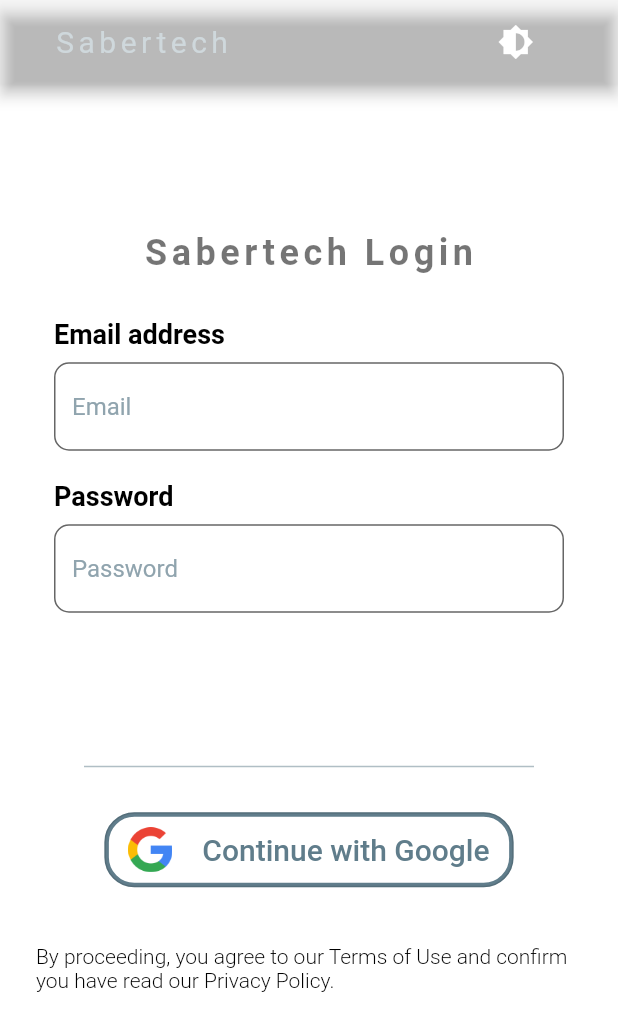
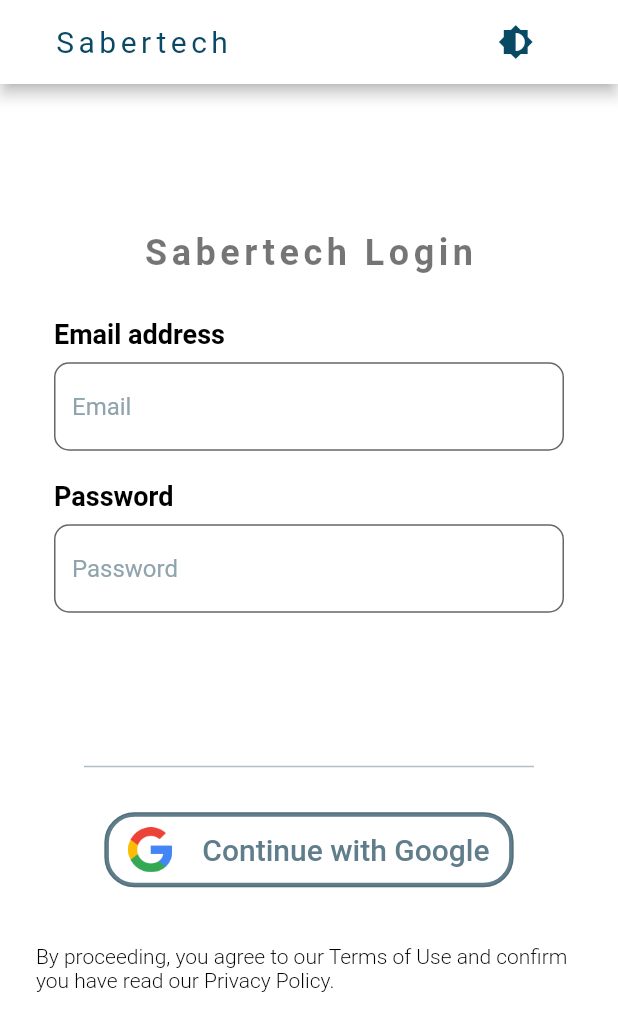
Before and after one commit to DevProjctX/sabertech_proctor, a Flutter app: the screen it shows after launch, on a phone screen of 412 x 824 dp. Shown: the top 1031 px of the screen. Run offline on Flutter 3.47's test engine with Material 2 defaults, Android fonts, the phone set to English and light mode, and no system bars; our stand-ins replace carousel_slider, cloud_firestore, easy_dynamic_theme, firebase_auth, firebase_core, flutter_signin_button and 2 more; missing offline and left inert: dart:html; accounts and stored records are empty; Roboto replaces fonts that are missing (Montserrat).

Commit message:
ui fixes

```diff
--- a/lib/screens/agent_project_approval.dart
+++ b/lib/screens/agent_project_approval.dart
@@ -16,8 +16,7 @@
 class _AgentProjectApprovalScreenState extends State<AgentProjectApprovalScreen> {
   @override
   Widget build(BuildContext context) {
-    return MaterialApp(
-      home: Scaffold(
+    return Scaffold(
         appBar: AppBar(
           title: Text('Agent Approval'),
           ),
@@ -43,8 +42,7 @@
             }
           }
         ),
-      ),
-    );
+      );
   }
 
   Widget buildDataTable(userData) {
--- a/lib/screens/home_page.dart
+++ b/lib/screens/home_page.dart
@@ -50,8 +50,8 @@
       backgroundColor: Theme.of(context).backgroundColor,
       extendBodyBehindAppBar: true,
       appBar: AppBar(
-              backgroundColor:
-                  Theme.of(context).bottomAppBarColor.withOpacity(_opacity),
+              backgroundColor: Colors.white,
+                  // Theme.of(context).bottomAppBarColor.withOpacity(_opacity),
               title: TopBarContents(_opacity),
             ),
           // : PreferredSize(
--- a/lib/screens/manager_project_view.dart
+++ b/lib/screens/manager_project_view.dart
@@ -86,8 +86,7 @@
     );
   }
   print(userRole);
-  return MaterialApp(
-    home: Scaffold(
+  return Scaffold(
           appBar: AppBar(
             title: Text('Project Details Page'),
           ),
@@ -127,7 +126,7 @@
               ),
             ],
           )
-        ));
+        );
   }
 
   Widget buildDataTableUsers(userData) {
--- a/lib/screens/projects_data.dart
+++ b/lib/screens/projects_data.dart
@@ -91,8 +91,7 @@
   print(userRole);
   return (userRole == admin || userRole == supervisor) ? DefaultTabController(
   length: 2,
-  child: MaterialApp(
-    home: Scaffold(
+  child: Scaffold(
           appBar: AppBar(
             bottom: TabBar(
               onTap: (index) {
@@ -129,6 +128,6 @@
               ),
             ],
           ),
-        ))): AgentProjectScreen(key:UniqueKey());
+        )): AgentProjectScreen(key:UniqueKey());
   }
 }
--- a/lib/screens/tab_controller.dart
+++ b/lib/screens/tab_controller.dart
@@ -2,8 +2,7 @@
 
 DefaultTabController(
   length: 2,
-  child: MaterialApp(
-    home: Scaffold(
+  child: Scaffold(
       appBar: AppBar(
         bottom: TabBar(
           onTap: (index) {
@@ -31,5 +30,4 @@
         ],
       ),
     ),
-  ),
 );
--- a/lib/screens/user_page.dart
+++ b/lib/screens/user_page.dart
@@ -40,8 +40,7 @@
   @override
   Widget build(BuildContext context) => DefaultTabController(
   length: 2,
-  child: MaterialApp(
-    home: Scaffold(
+  child: Scaffold(
           appBar: AppBar(
             bottom: TabBar(
               onTap: (index) {
@@ -88,7 +87,7 @@
               } else {return const Text("Not authorised");}
             },
           )
-        )));
+        ));
 
   Widget buildDataTable(List<firestore_user.User> userData) {
     List<String> columns = [];
--- a/lib/utils/theme_data.dart
+++ b/lib/utils/theme_data.dart
@@ -17,7 +17,7 @@
     ),
     headline1: TextStyle(color: Colors.blueGrey[800]),
   ),
-  bottomAppBarColor: Colors.blueGrey[900],
+  bottomAppBarColor: Color.fromARGB(255, 255, 255, 255),
   iconTheme: IconThemeData(color: Colors.blueGrey),
   brightness: Brightness.light,
 );
--- a/lib/widgets/top_bar_contents.dart
+++ b/lib/widgets/top_bar_contents.dart
@@ -43,7 +43,7 @@
               Text(
                 'Sabertech',
                 style: TextStyle(
-                  color: Colors.blueGrey[100],
+                  color: Color.fromARGB(255, 9, 73, 100),
                   fontSize: 20,
                   fontFamily: 'Montserrat',
                   fontWeight: FontWeight.w400,
@@ -73,7 +73,7 @@
                             style: TextStyle(
                               color: _isHovering[0]
                                   ? Colors.blue[200]
-                                  : Colors.white,
+                                  : Color.fromARGB(255, 9, 73, 100),
                             ),
                           ),
                           SizedBox(height: 5),
@@ -85,7 +85,7 @@
                             child: Container(
                               height: 2,
                               width: 20,
-                              color: Colors.white,
+                              color: Color.fromARGB(255, 9, 73, 100),
                             ),
                           )
                         ],
@@ -110,7 +110,7 @@
                             style: TextStyle(
                               color: _isHovering[1]
                                   ? Colors.blue[200]
-                                  : Colors.white,
+                                  : Color.fromARGB(255, 9, 73, 100),
                             ),
                           ),
                           SizedBox(height: 5),
@@ -122,7 +122,7 @@
                             child: Container(
                               height: 2,
                               width: 20,
-                              color: Colors.white,
+                              color: Color.fromARGB(255, 9, 73, 100),
                             ),
                           )
                         ],
@@ -135,7 +135,7 @@
                 icon: Icon(Icons.brightness_6),
                 splashColor: Colors.transparent,
                 highlightColor: Colors.transparent,
-                color: Colors.white,
+                color: Color.fromARGB(255, 9, 73, 100),
                 onPressed: () {
                   EasyDynamicTheme.of(context).changeTheme();
                 },
@@ -178,8 +178,8 @@
                             name ?? userEmail!,
                             style: TextStyle(
                               color: _isHovering[3]
-                                  ? Colors.white
-                                  : Colors.white70,
+                                  ? Color.fromARGB(255, 47, 183, 241)
+                                  : Color.fromARGB(255, 9, 73, 100),
                             ),
                           ),
                           SizedBox(width: 10),
@@ -222,7 +222,7 @@
                                       'Sign out',
                                       style: TextStyle(
                                         fontSize: 14,
-                                        color: Colors.white,
+                                        color: Color.fromARGB(255, 9, 73, 100),
                                       ),
                                     ),
                             ),
```
Also changed, not shown: lib/screens/agents_project_view.dart (+27 -15 lines).
